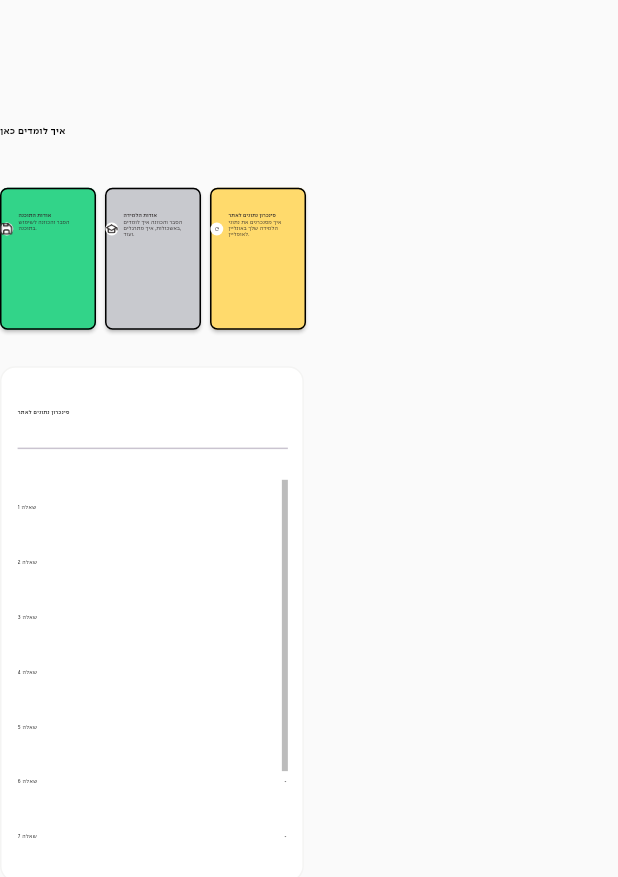
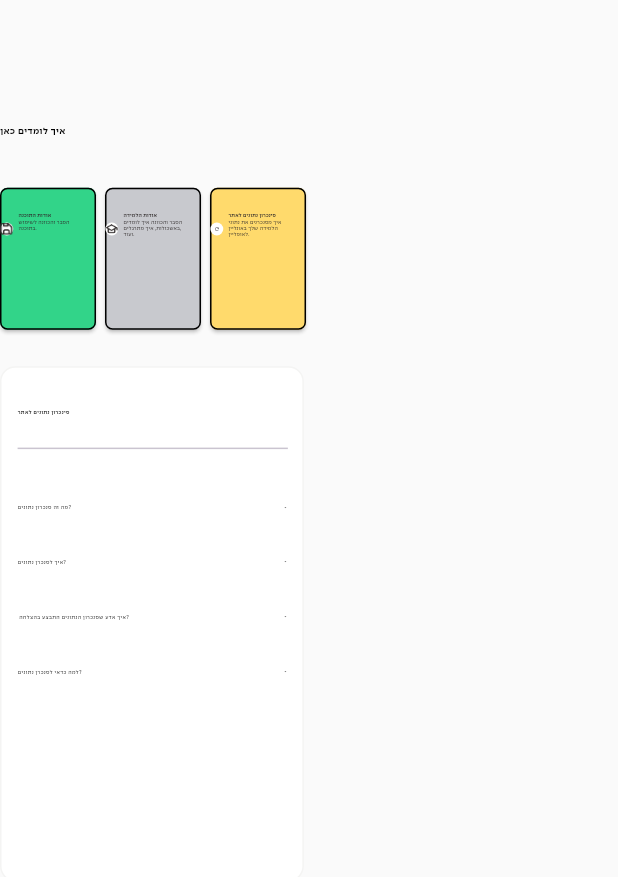
Before and after one commit to Sara-khol/eshkolot_offline, a Flutter app: the HowToLearn widget shown alone on an empty page, opened directly, after a tap on "אודות הלמידה", after a tap on "סינכרון נתונים לאתר", on a phone screen of 412 x 824 dp. Shown: the top 877 px of the screen. Run offline on Flutter 3.47's test engine with Material 3 defaults, Android fonts, the phone set to English and light mode, and no system bars; drawn by our look-alikes of oktoast; our stand-ins replace audioplayers, connectivity_plus, dio, event_bus, flutter_screenutil, flutter_svg and 8 more; missing offline and left inert: bitsdojo_window, media_kit, media_kit_video, sentry_dio, syncfusion_flutter_pdfviewer, window_size; accounts and stored records are empty; generated files the repository leaves out were written again.

Commit message:
improve display of custom editor question type , add questions in 'how to learn' page

```diff
--- a/lib/ui/screens/course_main/course_main_page.dart
+++ b/lib/ui/screens/course_main/course_main_page.dart
@@ -265,7 +265,7 @@ class _CourseMainPageState extends State<CourseMainPage> {
                                           ?.bodyWidget =
                                           QuestionnaireWidget(
                                             quiz: lastQuestionnaire!,
-                                            onNext: data!.lessonIndex + 1 <
+                                            onNext:lastSubject!=null && data!.lessonIndex + 1 <
                                                 lastSubject!.lessonsList.length
                                                 ? () =>
                                                 currentMainChild
--- a/lib/ui/screens/how_to_learn.dart
+++ b/lib/ui/screens/how_to_learn.dart
@@ -18,23 +18,17 @@ class _HowToLearnState extends State<HowToLearn> {
     'האם אפשר להתחבר עם יותר משם אחד?': 'אפשר להתחבר עם כל המשתמשים שנרשמו איתם ברכישת התוכנה באתר.',
   //  'איך אפשר להוסיף עוד קורסים ונושאים אחרי שכבר רכשתי את האונקי?': 'תשובה',
     'איך אפשר להוסיף קורסים נוספים לאחר הורדת התוכנה ?': 'דרך האתר, וכאשר יש רשת בתוכנה הקורס יתווסף בלחיצה על כפתור הסנכרון.',
-    '	האם אפשר להעתיק את התוכנה לדיסק און קי אחר או למחשב נוסף?': 'תשובה'
+    '	האם אפשר להעתיק את התוכנה לדיסק און קי אחר או למחשב נוסף?': 'אפשר להתקין את התוכנה מדיסקונקי. אחר כך לשים את הדיסקונקי על מחשב אחר ולהתקין גם משם.'
   };
   final Map<String, String> aboutLearning = {
     'איך לומדים?': 'מתחברים עם ת.ז של המשתמש המעוניין ללמוד בוחרים את הקורס הרצוי, צופים, מתרגלים ומצליחים.',
     'מתי לומדים?': 'בכל זמן ומכל התקן עליו מותקנת התוכנה.',
   };
   final Map<String, String> sync = {
-    'שאלה 1': 'תשובה',
-    'שאלה 2': 'תשובה',
-    'שאלה 3': 'תשובה',
-    'שאלה 4': 'תשובה',
-    'שאלה 5': 'תשובה',
-    'שאלה 6': 'תשובה',
-    'שאלה 7': 'תשובה',
-    'שאלה 9': 'תשובה',
-    'שאלה 10': 'תשובה',
-    'שאלה 11': 'תשובה',
+    'מה זה סנכרון נתונים?': 'כאשר אנחנו מסנכרנים נתונים, זה מאפשר סנכרון נתוני הלמידה שלכם מהתוכנה לאתר וכן להפך.',
+    'איך לסנכרן נתונים?': 'נתן לסנכרן נתונים אך ורק כאשר המחשב מחובר לרשת, בלחיצה על כפתור "סנכרון נתונים".',
+    ' איך אדע שסנכרון הנתונים התבצע בהצלחה?': 'בסיום הסנכרון ישלח אליכם מייל אישור.',
+    'למה כדאי לסנכרן נתונים?': 'משתמש שישלים קורס מלא ויסנכרן את הנתונים יקבל זיכוי מלא על התשלום ששילם בהורדת הקורס',
   };
   late List<bool> isOpen = [];
   QuestionType questionType = QuestionType.aboutProgram;
```
Also changed, not shown: lib/ui/screens/question-widgets/upgraded_editor_widget.dart (+133 -86 lines).
